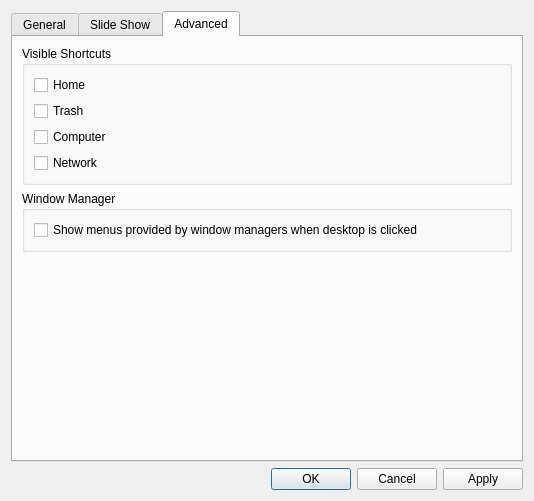
Above: pcmanfm/desktop-preferences.ui from lxqt/pcmanfm-qt before the change. Below: the same form after it.
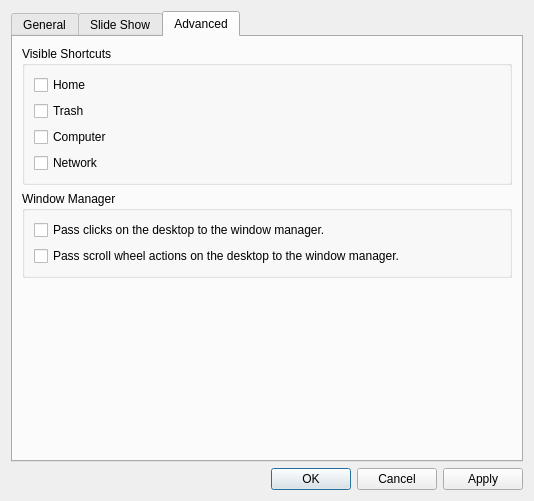
That is the form after the change. The open tabs and pages were chosen to show the change. Icons and pictures are not drawn. Custom widgets are drawn as their Qt base class.

```diff
--- a/pcmanfm/desktop-preferences.ui
+++ b/pcmanfm/desktop-preferences.ui
@@ -511,11 +511,18 @@
          <property name="title">
           <string>Window Manager</string>
          </property>
-         <layout class="QHBoxLayout" name="horizontalLayout_3">
+         <layout class="QVBoxLayout" name="horizontalLayout_3">
           <item>
            <widget class="QCheckBox" name="showWmMenu">
             <property name="text">
-             <string>Show menus provided by window managers when desktop is clicked</string>
+             <string>Pass clicks on the desktop to the window manager.</string>
+            </property>
+           </widget>
+          </item>
+          <item>
+           <widget class="QCheckBox" name="passWheelToRoot">
+            <property name="text">
+             <string>Pass scroll wheel actions on the desktop to the window manager.</string>
             </property>
            </widget>
           </item>
```
Left out of the diff: 2 changed lines with no effect on the pictures.
